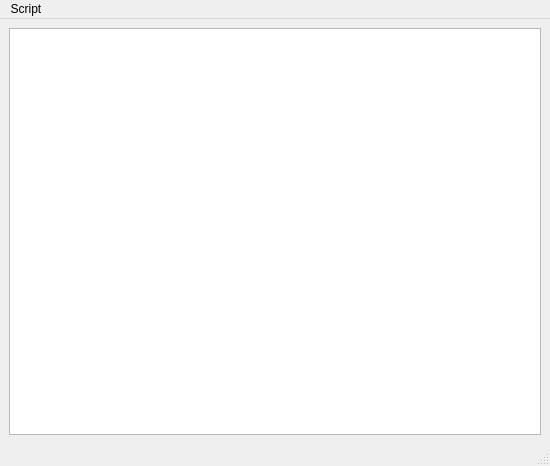
Above: branches/split/grafity/ui/console.ui from BackupTheBerlios/grafity-svn before the change. Below: the same form after it.
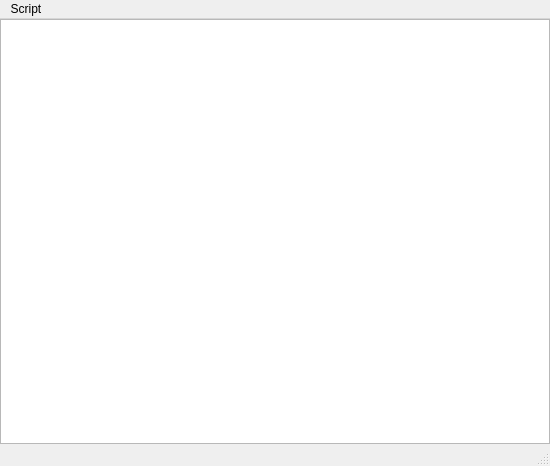
That is the form after the change. Custom widgets are drawn as their Qt base class.

The edit to the form file:
```diff
--- a/branches/split/grafity/ui/console.ui
+++ b/branches/split/grafity/ui/console.ui
@@ -18,7 +18,7 @@
   <widget class="QWidget" name="centralwidget" >
    <layout class="QHBoxLayout" >
     <property name="margin" >
-     <number>9</number>
+     <number>0</number>
     </property>
     <property name="spacing" >
      <number>6</number>
```
